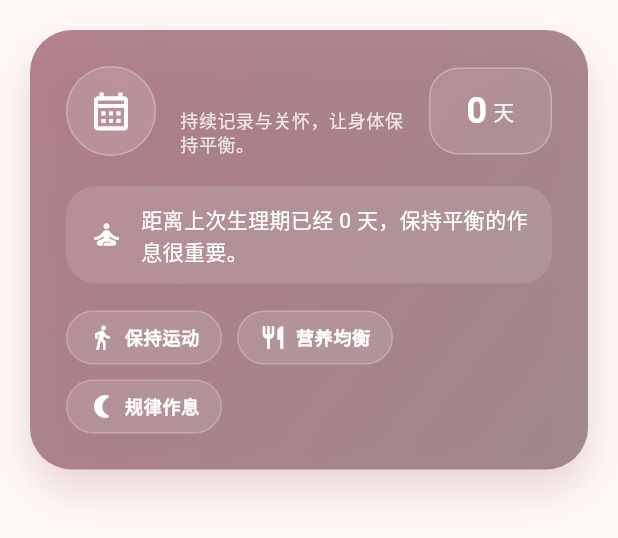
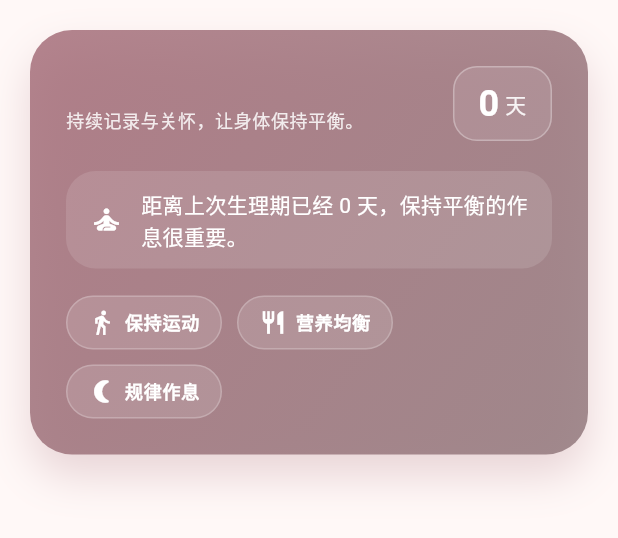
Before and after one commit to zack-zhc/period-record, a Flutter app: the DefaultPeriodStatusWidget widget shown alone on an empty page, opened directly with empty values, on a phone screen of 412 x 824 dp. Shown: the top 538 px of the screen. Run offline on Flutter 3.47's test engine with Material 3 defaults, Android fonts, the phone set to English and light mode, and no system bars; our stand-ins replace file_picker, local_auth, package_info_plus, shared_preferences, sqflite, table_calendar; missing offline and left inert: encrypt, local_auth_android; accounts and stored records are empty.

Commit message:
优化DaysDisplayWidget组件的内边距和边角半径，调整DefaultPeriodStatusWidget组件的布局和样式，提升用户体验

```diff
--- a/lib/components/days_display_widget.dart
+++ b/lib/components/days_display_widget.dart
@@ -28,10 +28,10 @@ class DaysDisplayWidget extends StatelessWidget {
     ).textTheme.bodyMedium?.copyWith(color: color);
 
     return Container(
-      padding: const EdgeInsets.symmetric(horizontal: 24, vertical: 12),
+      padding: const EdgeInsets.symmetric(horizontal: 16, vertical: 8),
       decoration: BoxDecoration(
         color: _getDaysDisplayBackgroundColor(colors, isDark, color),
-        borderRadius: BorderRadius.circular(20),
+        borderRadius: BorderRadius.circular(16),
         border: Border.all(
           color: _getDaysDisplayBorderColor(colors, isDark, color),
         ),
--- a/lib/components/default_period_status_widget.dart
+++ b/lib/components/default_period_status_widget.dart
@@ -56,28 +56,12 @@ class DefaultPeriodStatusWidget extends StatelessWidget {
             crossAxisAlignment: CrossAxisAlignment.stretch,
             children: [
               Row(
-                crossAxisAlignment: CrossAxisAlignment.center,
+                crossAxisAlignment: CrossAxisAlignment.start,
                 children: [
-                  Container(
-                    width: 60,
-                    height: 60,
-                    decoration: BoxDecoration(
-                      color: AppColors.white.withValues(alpha: 0.14),
-                      shape: BoxShape.circle,
-                      border: Border.all(
-                        color: AppColors.white.withValues(alpha: 0.25),
-                      ),
-                    ),
-                    child: const Icon(
-                      Icons.calendar_month_outlined,
-                      size: 30,
-                      color: AppColors.white,
-                    ),
-                  ),
-                  const SizedBox(width: 16),
                   Expanded(
                     child: Column(
                       crossAxisAlignment: CrossAxisAlignment.start,
+                      mainAxisSize: MainAxisSize.min,
                       children: [
                         Text(
                           title,
@@ -86,6 +70,7 @@ class DefaultPeriodStatusWidget extends StatelessWidget {
                           ).textTheme.titleMedium?.copyWith(
                             color: AppColors.white,
                             fontWeight: FontWeight.w700,
+                            letterSpacing: 0.2,
                           ),
                         ),
                         const SizedBox(height: 4),
@@ -94,13 +79,15 @@ class DefaultPeriodStatusWidget extends StatelessWidget {
                           style: Theme.of(
                             context,
                           ).textTheme.bodySmall?.copyWith(
-                            color: AppColors.white.withValues(alpha: 0.8),
+                            color: AppColors.white.withValues(alpha: 0.85),
+                            height: 1.35,
                           ),
                         ),
                       ],
                     ),
                   ),
-                  const SizedBox(width: 12),
+
+                  // const SizedBox(width: 12),
                   DaysDisplayWidget(
                     days: days,
                     color: AppColors.white,
```
